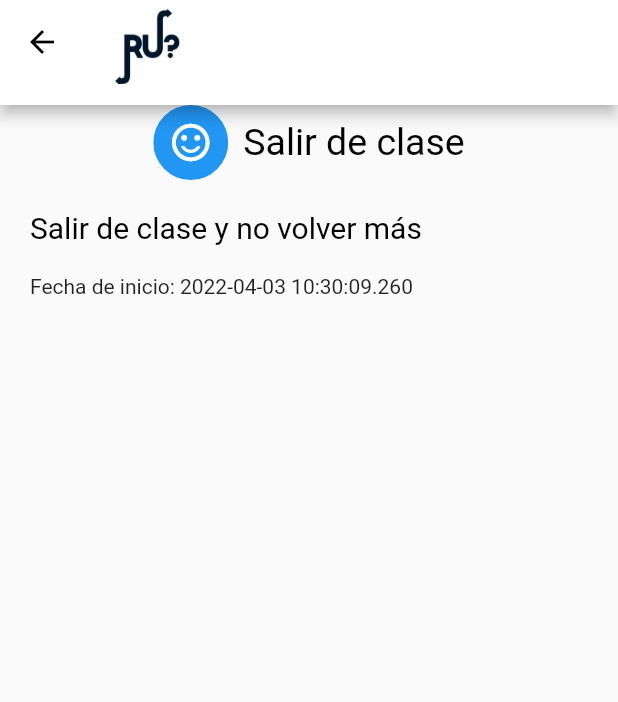
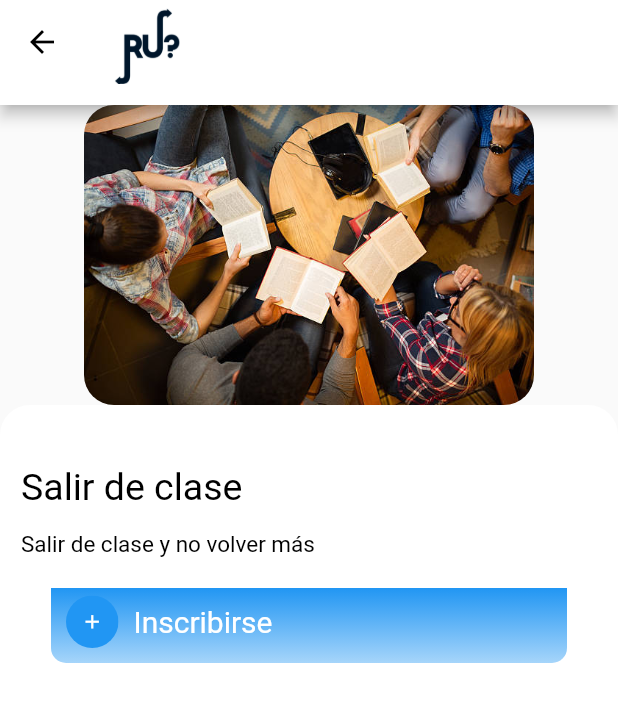
Before and after one commit to karou1182001/AppMovilRU, a Flutter app: the EventosList screen opened directly, after a tap on "Salir de clase", on a phone screen of 412 x 824 dp. Shown: the top 702 px of the screen. Run offline on Flutter 3.47's test engine with Material 2 defaults, Android fonts, the phone set to English and light mode, and no system bars; our stand-ins replace flutter_colorpicker, get, syncfusion_flutter_calendar; missing offline and left inert: syncfusion_flutter_core.

Commit message:
Evento partifcular y datos estaticos de eventos.

```diff
--- a/lib/domain/constants/controllers/event_controller.dart
+++ b/lib/domain/constants/controllers/event_controller.dart
@@ -1,14 +1,36 @@
 import 'package:app_ru/models/event.dart';
+import 'package:flutter/material.dart';
 import 'package:get/get.dart';
 
 class EventController extends GetxController {
-  final RxList _events = [].obs;
+  final _events = RxList<Event>();
   DateTime _selectedDate = DateTime.now();
 
   //Getters
-  RxList get events => _events;
+  get events => _events;
   DateTime get selectedDate => _selectedDate;
   RxList get eventsOfSelectedDate => _events;
+
+  EventController() {
+    _events.add(Event(
+        name: "Salir de clase",
+        from: DateTime.now(),
+        to: DateTime.now(),
+        description: "Salir de clase y no volver más",
+        persCreadora: "Mateo",
+        invitados: ["Chirstian", "Danna"],
+        color: Colors.blue,
+        imgName: "1"));
+    _events.add(Event(
+        name: "Discución intelectual",
+        from: DateTime.now(),
+        to: DateTime.now(),
+        description: "Nos creemos intelectuales y discutimos",
+        persCreadora: "Mateo",
+        invitados: ["Chirstian", "Danna"],
+        color: Colors.green,
+        imgName: "0"));
+  }
 
   //Setters
   void addEvent(Event event) {
--- a/lib/ui/pages/pageEvents/eventos.dart
+++ b/lib/ui/pages/pageEvents/eventos.dart
@@ -1,7 +1,10 @@
 import 'package:app_ru/domain/constants/color.dart';
+import 'package:app_ru/domain/constants/controllers/event_controller.dart';
 import 'package:app_ru/models/event.dart';
 import 'package:app_ru/ui/pages/pageEvents/selectedevent.dart';
 import 'package:flutter/material.dart';
+import 'package:get/get.dart';
+import 'package:get/get_core/src/get_main.dart';
 
 import '../../widgets/eventcard.dart';
 
@@ -15,50 +18,15 @@ class EventosList extends StatefulWidget {
 class _EventosListState extends State<EventosList> {
   List<Event> entries = <Event>[];
 
+  EventController eventslsit = Get.find();
+
   void initState() {
-    entries.add(Event(
-        name: "Salir de clase",
-        from: DateTime.now(),
-        to: DateTime.now(),
-        description: "Salir de clase y no volver más",
-        persCreadora: "Mateo",
-        invitados: ["Chirstian", "Danna"],
-        color: Colors.blue,
-        imgName: "1"));
-
-    entries.add(Event(
-        name: "Discución intelectual",
-        from: DateTime.now(),
-        to: DateTime.now(),
-        description: "Nos creemos intelectuales y discutimos",
-        persCreadora: "Mateo",
-        invitados: ["Chirstian", "Danna"],
-        color: Colors.green,
-        imgName: "0"));
-
-    entries.add(Event(
-        name: "Sufrimiento",
-        from: DateTime.now(),
-        to: DateTime.now(),
-        description: "Sí",
-        persCreadora: "Mateo",
-        invitados: ["Chirstian", "Danna"],
-        color: Colors.yellow,
-        imgName: "1"));
-
-    entries.add(Event(
-        name: "Intercambio de rocas",
-        from: DateTime.now(),
-        to: DateTime.now(),
-        description: "Reunion anual de entusiastas de rocas",
-        persCreadora: "Mateo",
-        invitados: ["Chirstian", "Danna"],
-        color: Colors.red,
-        imgName: "0"));
+    entries = eventslsit.events;
   }
 
   Widget build(BuildContext context) {
     return Scaffold(
+      //AppBar
       appBar: PreferredSize(
         preferredSize: const Size.fromHeight(70.0),
         child: AppBar(
@@ -83,6 +51,7 @@ class _EventosListState extends State<EventosList> {
               child: ListView.builder(
             itemCount: entries.length,
             itemBuilder: (BuildContext ctx, int index) {
+              //EventCard
               return Eventcard(
                   event: entries[index],
                   onEventClick: () {
--- a/lib/ui/pages/pageEvents/selectedevent.dart
+++ b/lib/ui/pages/pageEvents/selectedevent.dart
@@ -19,53 +19,107 @@ class SelectedEvent extends StatelessWidget {
             title: Image.asset("assets/logo_appbar.png", height: 60, width: 50),
           ),
         ),
-        body: Container(
+        body: Column(
+          children: [
+            ClipRRect(
+                borderRadius: BorderRadius.circular(20),
+                child: Image.asset('assets/' + selectedevent.imgName + '.jpg',
+                    fit: BoxFit.cover, height: 200)),
+            Expanded(
+              child: Stack(
+                children: [
+                  Container(
+                    height: MediaQuery.of(context).size.height,
+                    padding:
+                        const EdgeInsets.only(top: 40, right: 14, left: 14),
+                    decoration: const BoxDecoration(
+                      color: Colors.white,
+                      borderRadius: BorderRadius.only(
+                        topLeft: Radius.circular(20),
+                        topRight: Radius.circular(20),
+                      ),
+                    ),
                     child: Column(
+                      crossAxisAlignment: CrossAxisAlignment.start,
                       children: [
                         Row(
-              mainAxisAlignment: MainAxisAlignment.center,
+                          mainAxisAlignment: MainAxisAlignment.spaceBetween,
+                          children: [
+                            Text(selectedevent.name,
+                                style: const TextStyle(
+                                    color: Colors.black, fontSize: 25)),
+                          ],
+                        ),
+                        const SizedBox(height: 15),
+                        Text(
+                          selectedevent.description,
+                          style: const TextStyle(
+                              color: Colors.black, fontSize: 15),
+                        ),
+                        //Suscibre buttom
+                        Container(
+                            margin: EdgeInsets.all(20),
+                            height: 50,
+                            child: Stack(
+                              children: [
+                                Positioned(
+                                    bottom: 0,
+                                    left: 0,
+                                    right: 0,
+                                    child: Container(
+                                        height: 50,
+                                        decoration: BoxDecoration(
+                                            borderRadius:
+                                                const BorderRadius.only(
+                                                    bottomLeft:
+                                                        Radius.circular(10),
+                                                    bottomRight:
+                                                        Radius.circular(10)),
+                                            gradient: LinearGradient(
+                                                begin: Alignment.bottomCenter,
+                                                end: Alignment.topCenter,
+                                                colors: [
+                                                  selectedevent.color
+                                                      .withOpacity(0.4),
+                                                  selectedevent.color
+                                                      .withOpacity(1)
+                                                ])))),
+                                Positioned(
+                                    bottom: 0,
+                                    child: Padding(
+                                      padding: const EdgeInsets.all(10),
+                                      child: Row(
                                         children: [
                                           ClipOval(
                                             child: Container(
-                      color: this.selectedevent.color,
-                      padding: EdgeInsets.all(10),
-                      child: Icon(
-                        Icons.sentiment_satisfied_outlined,
-                        size: 30,
+                                                color: selectedevent.color,
+                                                padding:
+                                                    const EdgeInsets.all(10),
+                                                child: const Icon(
+                                                  Icons.add_outlined,
+                                                  size: 15,
                                                   color: Colors.white,
                                                 )),
                                           ),
-                SizedBox(width: 10),
+                                          const SizedBox(width: 10),
                                           Text(
-                  this.selectedevent.name,
-                  style: TextStyle(color: Colors.black, fontSize: 25),
+                                            "Inscribirse",
+                                            style: const TextStyle(
+                                                color: Colors.white,
+                                                fontSize: 20),
                                           )
                                         ],
                                       ),
-            Padding(
-              padding: const EdgeInsets.all(10),
-              child: Column(children: <Widget>[
-                Padding(
-                    padding: const EdgeInsets.all(10),
-                    child: Row(
-                      children: <Widget>[
-                        Text(this.selectedevent.description,
-                            style:
-                                TextStyle(color: Colors.black, fontSize: 20)),
-                        Spacer(),
+                                    ))
                               ],
-                    )),
-                Padding(
-                  padding: const EdgeInsets.all(10),
-                  child: Row(children: <Widget>[
-                    Text('Fecha de inicio: ' +
-                        this.selectedevent.from.toString()),
-                    Spacer()
-                  ]),
-                )
-              ]),
-            )
+                            ))
                       ],
-        )));
+                    ),
+                  ),
+                ],
+              ),
+            ),
+          ],
+        ));
   }
 }
```
Also changed, not shown: pubspec.lock. Lines whose indentation alone changed are shown as unchanged.
